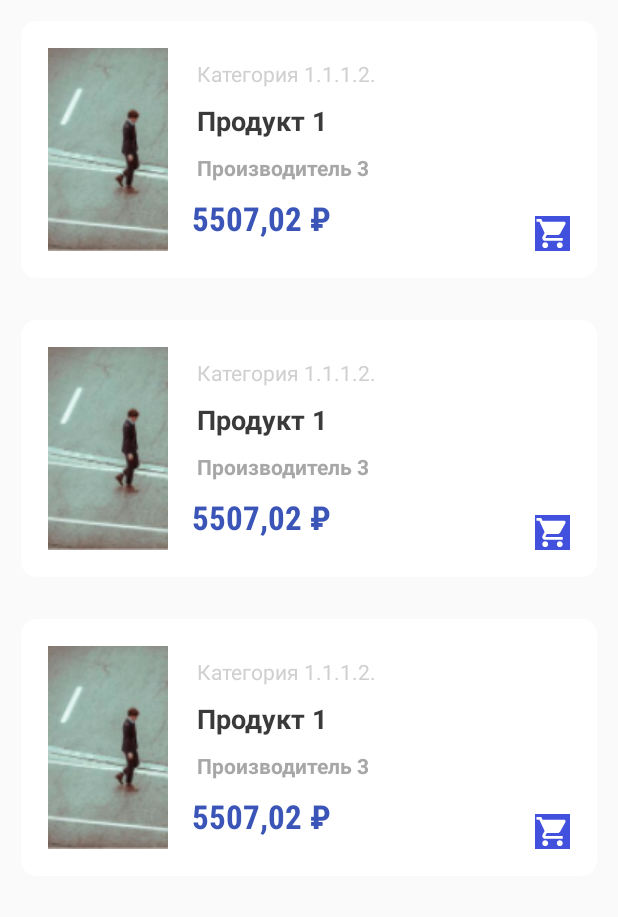
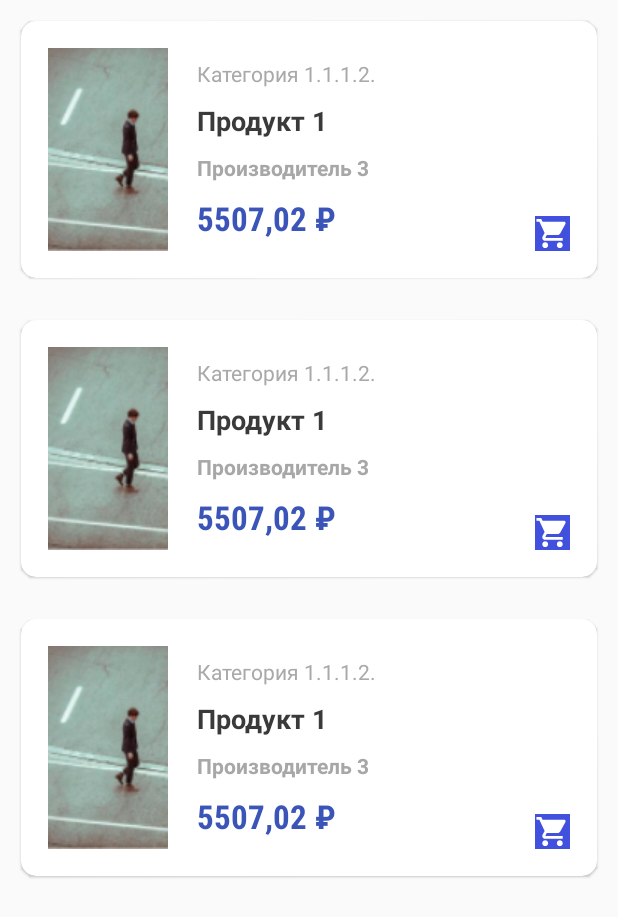
Before and after one commit to Nick-sib/RedSoft_test_task, an Android app: the layout activity_main.xml on its own in the app's theme, with its tools: preview values and no code run, on a phone screen of 412 x 824 dp. Shown: the top 917 px of the screen. Run offline under Robolectric (Android 15) with nearby library versions, the phone set to English and light mode, and no system bars.

Commit message:
Card style release styling

```diff
--- a/app/src/main/res/layout/item_product.xml
+++ b/app/src/main/res/layout/item_product.xml
@@ -5,58 +5,42 @@
     xmlns:tools="http://schemas.android.com/tools"
     android:layout_width="match_parent"
     android:layout_height="wrap_content"
-    android:layout_margin="14dp"
-    app:cardCornerRadius="10dp"
-    app:cardElevation="2dp">
+    android:layout_margin="@dimen/card_margin"
+    app:cardCornerRadius="@dimen/card_radius"
+    app:cardElevation="@dimen/card_elevator">
 
     <androidx.constraintlayout.widget.ConstraintLayout
         android:layout_width="match_parent"
         android:layout_height="match_parent"
-        android:layout_margin="0dp"
-        android:padding="18dp">
+        android:padding="@dimen/card_padding">
 
         <ImageView
             android:id="@+id/iv_image"
-            android:layout_width="80dp"
-            android:layout_height="135dp"
-            android:src="@drawable/delme"
+            style="@style/CardImageStyle"
+            tools:src="@drawable/delme"
             app:layout_constraintStart_toStartOf="parent"
-            app:layout_constraintTop_toTopOf="parent" />
-
+            app:layout_constraintTop_toTopOf="parent"
+            android:contentDescription="@string/product_image_description" />
 
         <TextView
             android:id="@+id/tv_product_category"
-            android:layout_width="wrap_content"
-            android:layout_height="wrap_content"
-            android:layout_marginStart="19dp"
-            android:layout_marginTop="7dp"
-            android:text="Категория 1.1.1.2."
-            android:textColor="#d0d0d0"
+            style="@style/CardProductCategoryStyle"
+            tools:text="Категория 1.1.1.2."
             app:layout_constraintStart_toEndOf="@+id/iv_image"
             app:layout_constraintTop_toTopOf="@+id/iv_image" />
 
-
         <TextView
             android:id="@+id/tv_product_name"
-            android:layout_width="wrap_content"
-            android:layout_height="wrap_content"
-            android:layout_marginStart="19dp"
-            android:text="Продукт 1"
-            android:textStyle="bold"
-            android:textSize="18sp"
-            android:textColor="#3a3a3a"
+            style="@style/CardProductNameStyle"
+            tools:text="Продукт 1"
             app:layout_constraintBottom_toTopOf="@id/tv_product_producer"
             app:layout_constraintStart_toEndOf="@+id/iv_image"
             app:layout_constraintTop_toBottomOf="@+id/tv_product_category" />
 
         <TextView
             android:id="@+id/tv_product_producer"
-            android:layout_width="wrap_content"
-            android:layout_height="wrap_content"
-            android:layout_marginStart="19dp"
-            android:textColor="#a7a7a7"
-            android:textStyle="bold"
-            android:text="Производитель 3"
+            style="@style/CardProductProducerStyle"
+            tools:text="Производитель 3"
             app:layout_constraintBottom_toTopOf="@id/tv_product_price"
             app:layout_constraintStart_toEndOf="@+id/iv_image"
             app:layout_constraintTop_toBottomOf="@+id/tv_product_name" />
@@ -64,15 +48,8 @@
         <!--Пока только картинка-->
         <TextView
             android:id="@+id/tv_product_price"
-            android:layout_width="wrap_content"
-            android:layout_height="wrap_content"
-            android:layout_marginStart="16dp"
-            android:layout_marginBottom="7dp"
-            android:fontFamily="sans-serif-condensed"
-            android:text="5507,02 ₽"
-            android:textColor="#3a55b7"
-            android:textSize="22sp"
-            android:textStyle="bold"
+            style="@style/CardProductPriceStyle"
+            tools:text="5507,02 ₽"
             app:layout_constraintBottom_toBottomOf="@+id/iv_image"
             app:layout_constraintStart_toEndOf="@+id/iv_image" />
 
--- a/app/src/main/res/values/colors.xml
+++ b/app/src/main/res/values/colors.xml
@@ -6,4 +6,10 @@
 
     <color name="colorSRC">#FFF</color>
     <color name="colorButton">#4150dd</color>
+
+    <color name="colorProductCategoryText">#a9a9a9</color>
+    <color name="colorProductNameText">#3a3a3a</color>
+    <color name="colorProductProducerText">#a7a7a7</color>
+    <color name="colorProductPriceText">#3a55b7</color>
+
 </resources>
--- a/app/src/main/res/values/dimens.xml
+++ b/app/src/main/res/values/dimens.xml
@@ -1,4 +1,11 @@
 <?xml version="1.0" encoding="utf-8"?>
 <resources>
     <dimen name="def_margin">5dp</dimen>
+    <dimen name="card_margin">14dp</dimen>
+    <dimen name="card_radius">10dp</dimen>
+    <dimen name="card_elevator">1dp</dimen>
+    <dimen name="card_padding">18dp</dimen>
+
+    <dimen name="card_text_margin_start">19dp</dimen>
+    <dimen name="card_text_margin_vertical">7dp</dimen>
 </resources>
--- a/app/src/main/res/values/strings.xml
+++ b/app/src/main/res/values/strings.xml
@@ -1,3 +1,4 @@
 <resources>
     <string name="app_name">RedSoft test task</string>
+    <string name="product_image_description">product overview</string>
 </resources>
--- a/app/src/main/res/values/styles.xml
+++ b/app/src/main/res/values/styles.xml
@@ -7,4 +7,53 @@
         <item name="colorAccent">@color/colorAccent</item>
     </style>
 
+    <style name="CardImageStyle">
+        <item name="android:layout_width">80dp</item>
+        <item name="android:layout_height">135dp</item>
+    </style>
+
+    <style name="CardProductCategoryStyle">
+        <item name="android:layout_width">wrap_content</item>
+        <item name="android:layout_height">wrap_content</item>
+        <item name="android:layout_marginStart">@dimen/card_text_margin_start</item>
+        <item name="android:layout_marginTop">@dimen/card_text_margin_vertical</item>
+        <item name="android:textSize">14sp</item>
+        <item name="android:textColor">@color/colorProductCategoryText</item>
+    </style>
+
+    <style name="CardProductNameStyle">
+        <item name="android:layout_width">wrap_content</item>
+        <item name="android:layout_height">wrap_content</item>
+        <item name="android:layout_marginStart">@dimen/card_text_margin_start</item>
+        <item name="android:textStyle">bold</item>
+        <item name="android:textSize">18sp</item>
+        <item name="android:textColor">@color/colorProductNameText</item>
+    </style>
+
+    <style name="CardProductProducerStyle">
+        <item name="android:layout_width">wrap_content</item>
+        <item name="android:layout_height">wrap_content</item>
+        <item name="android:layout_marginStart">@dimen/card_text_margin_start</item>
+        <item name="android:textStyle">bold</item>
+        <item name="android:textSize">14sp</item>
+        <item name="android:textColor">@color/colorProductProducerText</item>
+    </style>
+
+    <style name="CardProductPriceStyle">
+        <item name="android:layout_width">wrap_content</item>
+        <item name="android:layout_height">wrap_content</item>
+        <item name="android:layout_marginStart">@dimen/card_text_margin_start</item>
+        <item name="android:layout_marginBottom">@dimen/card_text_margin_vertical</item>
+        <item name="android:textStyle">bold</item>
+        <item name="android:textSize">22sp</item>
+        <item name="android:textColor">@color/colorProductPriceText</item>
+        <item name="fontFamily">sans-serif-condensed</item>
+    </style>
+
+
+
+
+
+
+
 </resources>
```
